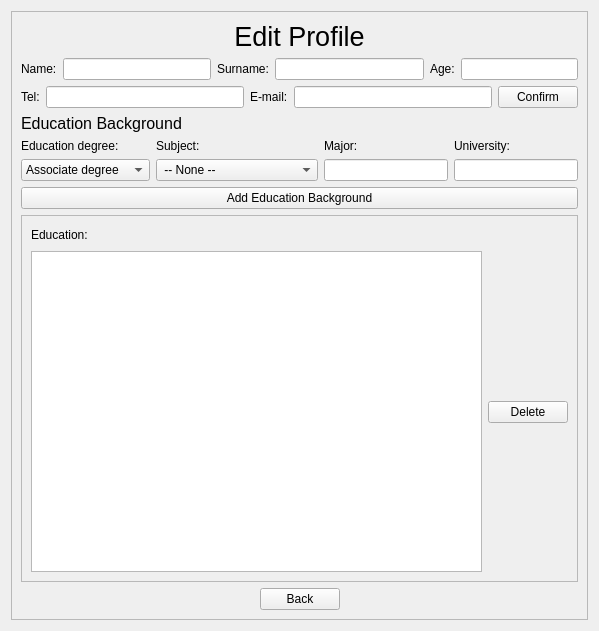
Old version of the form ui_form/Edit_Create_User_Profile.ui in the repository Sirawap/PathFinder-Project.
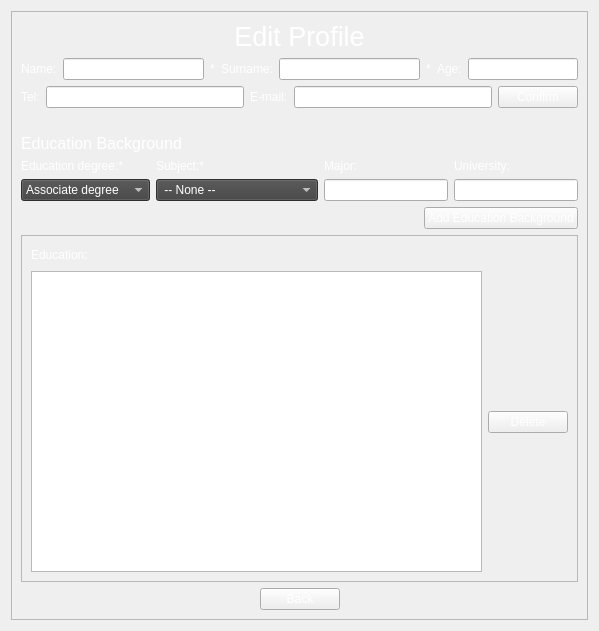
New version of the form. Icons and pictures are not drawn.

Diff of the .ui file:
```diff
--- a/ui_form/Edit_Create_User_Profile.ui
+++ b/ui_form/Edit_Create_User_Profile.ui
@@ -21,7 +21,11 @@
 
 QComboBox{	
 	background-color: rgb(65, 65, 65);
-}url(:/bg/grey.png)</string>
+}
+
+QLabel#error_label_education,#error_label_personal_info{
+	color: red;
+}</string>
   </property>
   <layout class="QGridLayout" name="gridLayout_2">
    <item row="0" column="0">
@@ -72,6 +76,13 @@
                <item>
                 <widget class="QLineEdit" name="lineEdit_name"/>
                </item>
+               <item>
+                <widget class="QLabel" name="label_7">
+                 <property name="text">
+                  <string>*</string>
+                 </property>
+                </widget>
+               </item>
                <item>
                 <widget class="QLabel" name="label_3">
                  <property name="text">
@@ -82,6 +93,13 @@
                <item>
                 <widget class="QLineEdit" name="lineEdit_name_2"/>
                </item>
+               <item>
+                <widget class="QLabel" name="label_8">
+                 <property name="text">
+                  <string>*</string>
+                 </property>
+                </widget>
+               </item>
                <item>
                 <layout class="QHBoxLayout" name="horizontalLayout_7">
                  <item>
@@ -133,6 +151,13 @@
            </item>
           </layout>
          </item>
+         <item>
+          <widget class="QLabel" name="error_label_personal_info">
+           <property name="text">
+            <string/>
+           </property>
+          </widget>
+         </item>
          <item>
           <widget class="QLabel" name="label_17">
            <property name="font">
@@ -152,7 +177,7 @@
              <item>
               <widget class="QLabel" name="label_18">
                <property name="text">
-                <string>Education degree:</string>
+                <string>Education degree:*</string>
                </property>
               </widget>
              </item>
@@ -187,7 +212,7 @@
              <item>
               <widget class="QLabel" name="label_19">
                <property name="text">
-                <string>Subject:</string>
+                <string>Subject:*</string>
                </property>
               </widget>
              </item>
@@ -303,7 +328,15 @@
          <item>
           <layout class="QHBoxLayout" name="horizontalLayout_22" stretch="5,1">
            <item>
-            <layout class="QHBoxLayout" name="horizontalLayout_20"/>
+            <layout class="QHBoxLayout" name="horizontalLayout_20">
+             <item>
+              <widget class="QLabel" name="error_label_education">
+               <property name="text">
+                <string/>
+               </property>
+              </widget>
+             </item>
+            </layout>
            </item>
            <item>
             <layout class="QHBoxLayout" name="horizontalLayout_21">
@@ -329,7 +362,7 @@
               <x>0</x>
               <y>0</y>
               <width>549</width>
-              <height>308</height>
+              <height>268</height>
              </rect>
             </property>
             <layout class="QGridLayout" name="gridLayout">
```
